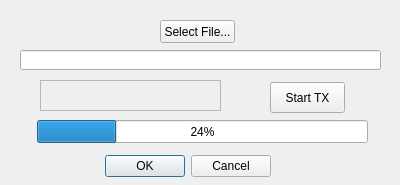
The window that unixforms/filetxdlg.ui (rafael2k/CuteSDR) describes before a commit, drawn with Qt 5.
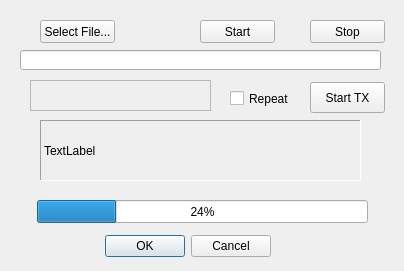
The same window after the commit. Custom widgets are drawn as their Qt base class.

Commit message: intermediate checkin, added more transmit test code

Diff of the .ui file:
```diff
--- a/unixforms/filetxdlg.ui
+++ b/unixforms/filetxdlg.ui
@@ -6,8 +6,8 @@
    <rect>
     <x>0</x>
     <y>0</y>
-    <width>400</width>
-    <height>185</height>
+    <width>404</width>
+    <height>271</height>
    </rect>
   </property>
   <property name="windowTitle">
@@ -17,7 +17,7 @@
    <property name="geometry">
     <rect>
      <x>100</x>
-     <y>150</y>
+     <y>230</y>
      <width>171</width>
      <height>32</height>
     </rect>
@@ -32,7 +32,7 @@
   <widget class="QPushButton" name="pushButtonFileSelect">
    <property name="geometry">
     <rect>
-     <x>160</x>
+     <x>40</x>
      <y>20</y>
      <width>75</width>
      <height>23</height>
@@ -58,7 +58,7 @@
   <widget class="CFreqCtrl" name="frameTxFreqCtrl">
    <property name="geometry">
     <rect>
-     <x>40</x>
+     <x>30</x>
      <y>80</y>
      <width>181</width>
      <height>31</height>
@@ -92,7 +92,7 @@
   <widget class="QPushButton" name="pushButtonStart">
    <property name="geometry">
     <rect>
-     <x>270</x>
+     <x>310</x>
      <y>82</y>
      <width>75</width>
      <height>31</height>
@@ -106,7 +106,7 @@
    <property name="geometry">
     <rect>
      <x>37</x>
-     <y>120</y>
+     <y>200</y>
      <width>331</width>
      <height>23</height>
     </rect>
@@ -115,6 +115,73 @@
     <number>24</number>
    </property>
   </widget>
+  <widget class="QCheckBox" name="checkBoxRepeat">
+   <property name="geometry">
+    <rect>
+     <x>230</x>
+     <y>90</y>
+     <width>70</width>
+     <height>17</height>
+    </rect>
+   </property>
+   <property name="text">
+    <string>Repeat</string>
+   </property>
+  </widget>
+  <widget class="QLabel" name="labelFileInfo">
+   <property name="geometry">
+    <rect>
+     <x>40</x>
+     <y>120</y>
+     <width>321</width>
+     <height>61</height>
+    </rect>
+   </property>
+   <property name="frameShape">
+    <enum>QFrame::Panel</enum>
+   </property>
+   <property name="frameShadow">
+    <enum>QFrame::Sunken</enum>
+   </property>
+   <property name="text">
+    <string>TextLabel</string>
+   </property>
+   <property name="textFormat">
+    <enum>Qt::PlainText</enum>
+   </property>
+   <property name="alignment">
+    <set>Qt::AlignLeading|Qt::AlignLeft|Qt::AlignVCenter</set>
+   </property>
+   <property name="wordWrap">
+    <bool>true</bool>
+   </property>
+  </widget>
+  <widget class="QPushButton" name="pushButtonStartTest">
+   <property name="geometry">
+    <rect>
+     <x>200</x>
+     <y>20</y>
+     <width>75</width>
+     <height>23</height>
+    </rect>
+   </property>
+   <property name="text">
+    <string>Start</string>
+   </property>
+  </widget>
+  <widget class="QPushButton" name="pushButtonStopTest">
+   <property name="geometry">
+    <rect>
+     <x>310</x>
+     <y>20</y>
+     <width>75</width>
+     <height>23</height>
+    </rect>
+   </property>
+   <property name="text">
+    <string>Stop</string>
+   </property>
+  </widget>
  </widget>
  <customwidgets>
   <customwidget>
```
The commit also changes 16 other files.
